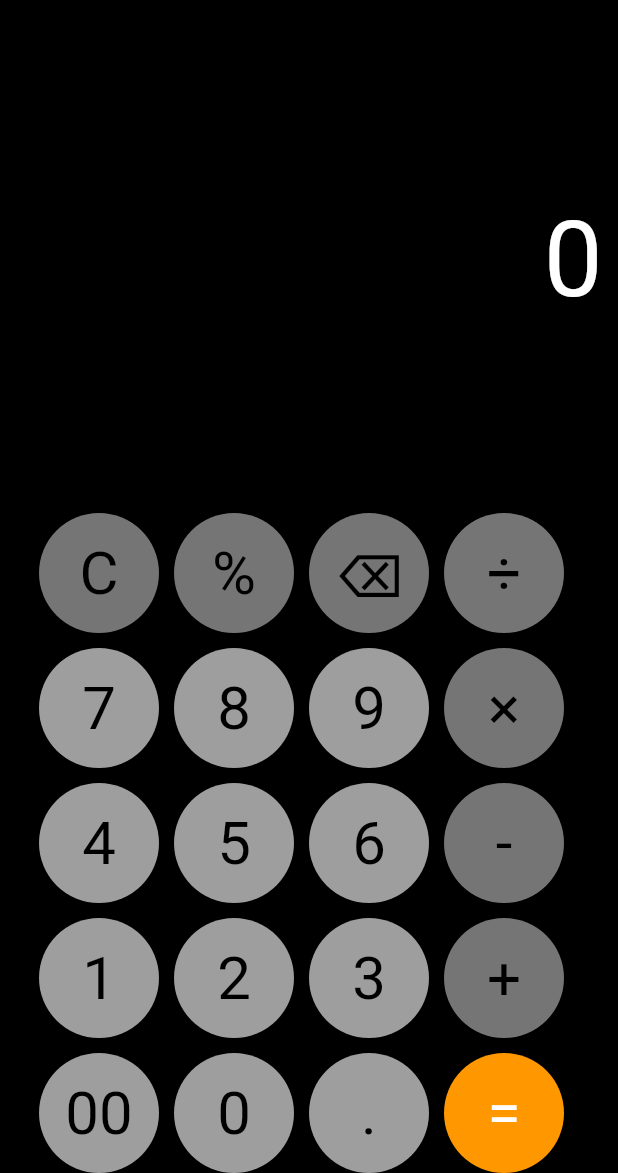
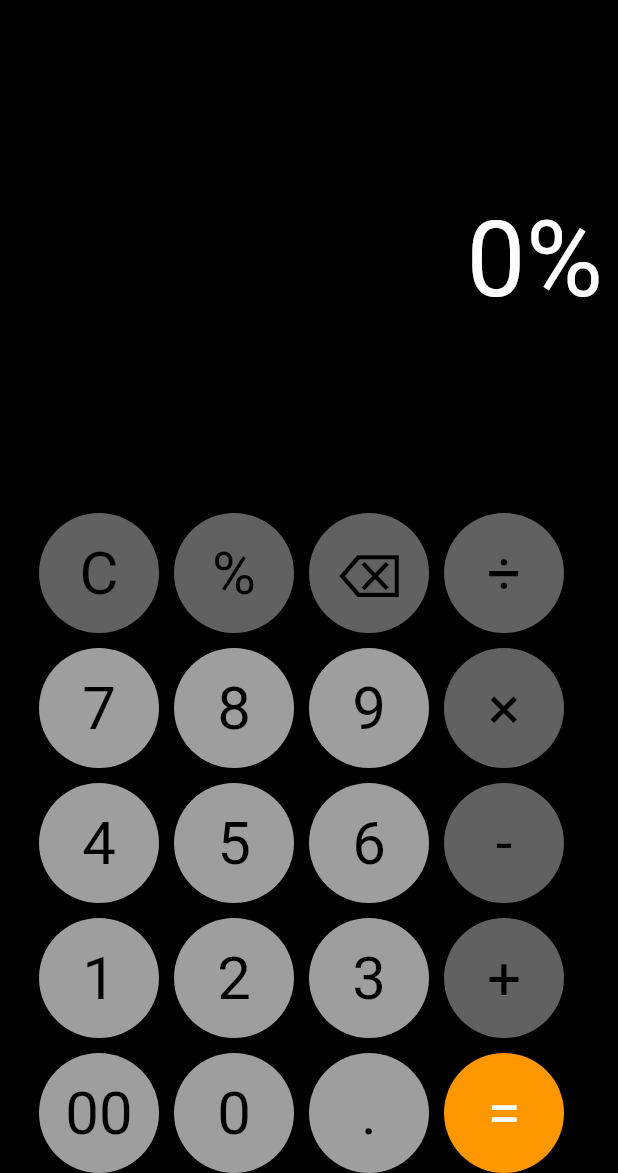
Before and after one commit to maciejsulikowski/calculator, a Flutter app: the screen it shows after launch, after a tap on an icon or button, on a phone screen of 412 x 824 dp, the part 63-1236 px from its top. Run offline on Flutter 3.47's test engine with Material 2 defaults, Android fonts, the phone set to English and light mode, and no system bars; our stand-ins replace math_expressions.

```diff
--- a/lib/widgets/calculator_widget.dart
+++ b/lib/widgets/calculator_widget.dart
@@ -13,14 +13,9 @@ class Calculator extends StatefulWidget {
 class _CalculatorState extends State<Calculator> {
   var equation = '0';
   var expression = '';
-  bool isAdditionEnabled = true;
-  bool isSubtractionEnabled = true;
-  bool isMultiplicationEnabled = true;
-  bool isDivisionEnabled = true;
-  bool showError = false;
 
   showingError() {
-    Future.delayed(const Duration(seconds: 2), () {
+    Future.delayed(const Duration(seconds: 1), () {
       setState(() {
         equation = '0';
       });
@@ -58,31 +53,27 @@ class _CalculatorState extends State<Calculator> {
         if (equation.endsWith('.0')) {
           equation = equation.replaceAll('.0', '');
         }
-        isAdditionEnabled = true;
-        isSubtractionEnabled = true;
-        isMultiplicationEnabled = true;
-        isDivisionEnabled = true;
       });
-    } else if (buttonText == '+' && isAdditionEnabled) {
-      setState(() {
-        equation += buttonText;
-        isAdditionEnabled = false;
-      });
-    } else if (buttonText == '-' && isSubtractionEnabled) {
-      setState(() {
-        equation += buttonText;
-        isSubtractionEnabled = false;
-      });
-    } else if (buttonText == '×' && isMultiplicationEnabled) {
-      setState(() {
-        equation += buttonText;
-        isMultiplicationEnabled = false;
-      });
-    } else if (buttonText == '÷' && isDivisionEnabled) {
-      setState(() {
-        equation += buttonText;
-        isDivisionEnabled = false;
-      });
+    } else if (buttonText == '+' ||
+        buttonText == '-' ||
+        buttonText == '×' ||
+        buttonText == '÷' ||
+        buttonText == '.' ||
+        buttonText == '%') {
+      if (equation.endsWith('+') ||
+          equation.endsWith('-') ||
+          equation.endsWith('×') ||
+          equation.endsWith('÷') ||
+          equation.endsWith('.') ||
+          equation.endsWith('%')) {
+        setState(() {
+          equation = equation.substring(0, equation.length - 1) + buttonText;
+        });
+      } else {
+        setState(() {
+          equation += buttonText;
+        });
+      }
     } else if (buttonText == '%') {
       if (equation != '0') {
         double value = double.parse(equation);
@@ -158,19 +149,19 @@ class _CalculatorState extends State<Calculator> {
             Row(
               mainAxisAlignment: MainAxisAlignment.center,
               children: [
-                button('C', Colors.grey[600], Colors.black),
+                button('C', Colors.grey[700], Colors.black),
                 const SizedBox(
                   width: 10,
                 ),
-                button('%', Colors.grey[600], Colors.black),
+                button('%', Colors.grey[700], Colors.black),
                 const SizedBox(
                   width: 10,
                 ),
-                button('⌫', Colors.grey[600], Colors.black),
+                button('⌫', Colors.grey[700], Colors.black),
                 const SizedBox(
                   width: 10,
                 ),
-                button('÷', Colors.grey[600], Colors.black),
+                button('÷', Colors.grey[700], Colors.black),
                 const SizedBox(
                   width: 10,
                 ),
@@ -192,7 +183,7 @@ class _CalculatorState extends State<Calculator> {
                 const SizedBox(
                   width: 10,
                 ),
-                button('×', Colors.grey[600], Colors.black),
+                button('×', Colors.grey[700], Colors.black),
                 const SizedBox(
                   width: 10,
                 ),
@@ -214,7 +205,7 @@ class _CalculatorState extends State<Calculator> {
                 const SizedBox(
                   width: 10,
                 ),
-                button('-', Colors.grey[600], Colors.black),
+                button('-', Colors.grey[700], Colors.black),
                 const SizedBox(
                   width: 10,
                 ),
@@ -236,7 +227,7 @@ class _CalculatorState extends State<Calculator> {
                 const SizedBox(
                   width: 10,
                 ),
-                button('+', Colors.grey[600], Colors.black),
+                button('+', Colors.grey[700], Colors.black),
                 const SizedBox(
                   width: 10,
                 ),
```
